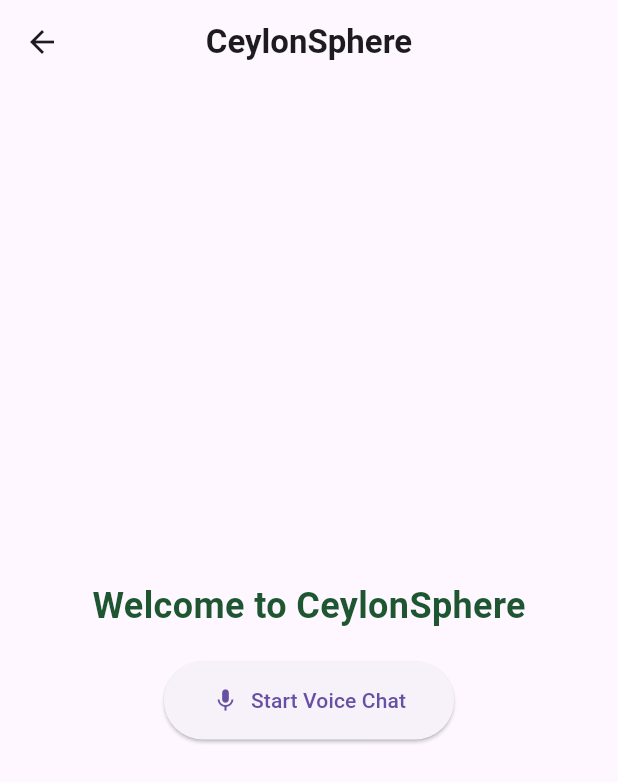
After one commit to EnoshPerera/CeylonSphere, a Flutter app: the HomePage screen opened directly, on a phone screen of 412 x 824 dp. The commit adds this screen. Shown: the top 782 px of the screen. Run offline on Flutter 3.47's test engine with Material 3 defaults, Android fonts, the phone set to English and light mode, and no system bars; our stand-ins replace flutter_tts, speech_to_text; missing offline and left inert: ceylonsphere.

Commit message:
add home page and upodate main.dart imports

```diff
--- a/lib/main.dart
+++ b/lib/main.dart
@@ -1,7 +1,7 @@
+import 'package:flutter/material.dart';
+import 'package:ceylonsphere/app/theme/app_theme.dart';
+import 'package:ceylonsphere/screens/home/home_page.dart';
 import 'package:ceylonsphere/screens/voice_chatbot.dart';
-import 'package:flutter/material.dart';
-import 'package:your_app_name/app/theme/app_theme.dart';
-import 'package:your_app_name/screens/home/home_page.dart';
 
 void main() {
   runApp(const MyApp());
--- /dev/null
+++ b/lib/screens/home/home_page.dart
@@ -0,0 +1,53 @@
+import 'package:flutter/material.dart';
+import 'package:ceylonsphere/screens/voice_chatbot.dart';
+
+class HomePage extends StatelessWidget {
+  const HomePage({super.key});
+
+  @override
+  Widget build(BuildContext context) {
+    return Scaffold(
+      appBar: AppBar(
+        title: const Text(
+          'CeylonSphere',
+          style: TextStyle(fontWeight: FontWeight.bold),
+        ),
+        centerTitle: true,
+      ),
+      body: SafeArea(
+        child: Center(
+          child: Column(
+            mainAxisAlignment: MainAxisAlignment.center,
+            children: [
+              const Text(
+                'Welcome to CeylonSphere',
+                style: TextStyle(
+                  fontSize: 24,
+                  fontWeight: FontWeight.bold,
+                  color: Color(0xFF1E5631),
+                ),
+              ),
+              const SizedBox(height: 20),
+              ElevatedButton.icon(
+                onPressed: () {
+                  Navigator.push(
+                    context,
+                    MaterialPageRoute(builder: (context) => const VoiceChatbot()),
+                  );
+                },
+                icon: const Icon(Icons.mic),
+                label: const Text('Start Voice Chat'),
+                style: ElevatedButton.styleFrom(
+                  padding: const EdgeInsets.symmetric(
+                    horizontal: 32,
+                    vertical: 16,
+                  ),
+                ),
+              ),
+            ],
+          ),
+        ),
+      ),
+    );
+  }
+}
```
